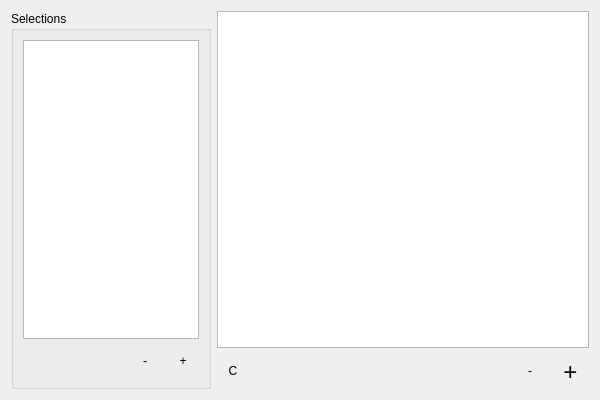
Qt form src/tableviewer.ui (InsightCenterNoodles/NoodlesExplorer) before a commit.
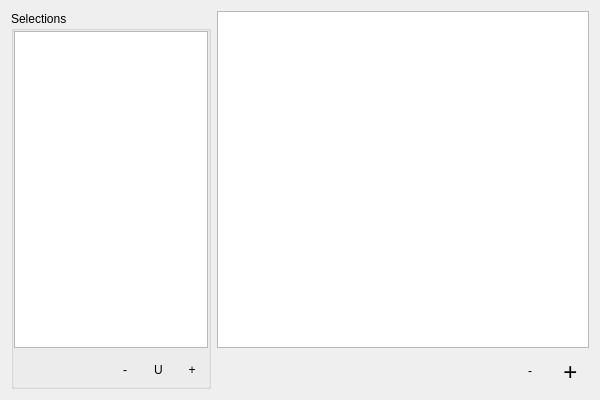
The same form after that commit.

Diff of the .ui file:
```diff
--- a/src/tableviewer.ui
+++ b/src/tableviewer.ui
@@ -32,6 +32,18 @@
       <string>Selections</string>
      </property>
      <layout class="QVBoxLayout" name="verticalLayout_2">
+      <property name="leftMargin">
+       <number>0</number>
+      </property>
+      <property name="topMargin">
+       <number>0</number>
+      </property>
+      <property name="rightMargin">
+       <number>0</number>
+      </property>
+      <property name="bottomMargin">
+       <number>0</number>
+      </property>
       <item>
        <widget class="QListView" name="selectionListView"/>
       </item>
@@ -66,6 +78,22 @@
           </property>
          </widget>
         </item>
+        <item>
+         <widget class="QToolButton" name="updateSelection">
+          <property name="text">
+           <string>U</string>
+          </property>
+          <property name="iconSize">
+           <size>
+            <width>32</width>
+            <height>32</height>
+           </size>
+          </property>
+          <property name="autoRaise">
+           <bool>true</bool>
+          </property>
+         </widget>
+        </item>
         <item>
          <widget class="QToolButton" name="addSelection">
           <property name="minimumSize">
@@ -98,28 +126,6 @@
      </item>
      <item>
       <layout class="QHBoxLayout" name="horizontalLayout">
-       <item>
-        <widget class="QToolButton" name="newChart">
-         <property name="minimumSize">
-          <size>
-           <width>32</width>
-           <height>32</height>
-          </size>
-         </property>
-         <property name="text">
-          <string>C</string>
-         </property>
-         <property name="iconSize">
-          <size>
-           <width>32</width>
-           <height>32</height>
-          </size>
-         </property>
-         <property name="autoRaise">
-          <bool>true</bool>
-         </property>
-        </widget>
-       </item>
        <item>
         <spacer name="horizontalSpacer">
          <property name="orientation">
```
Left out of the diff: 3 changed lines with no effect on the pictures.
